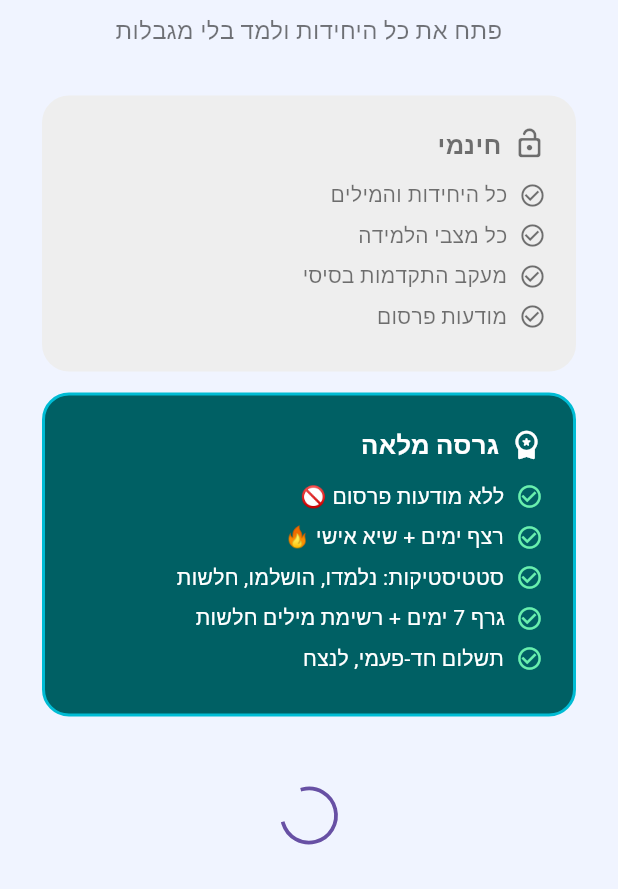
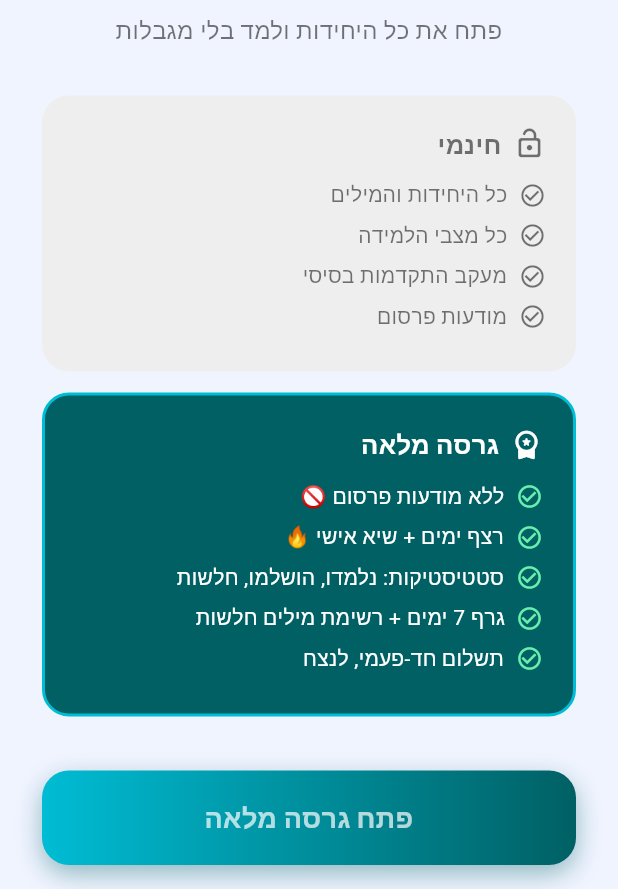
Before and after one commit to pappostudios/milometry, a Flutter app: the PaywallScreen screen opened directly, on a phone screen of 412 x 824 dp, the part 347-1236 px from its top. Run offline on Flutter 3.47's test engine with Material 3 defaults, Android fonts, the phone set to English and light mode, and no system bars; our stand-ins replace flutter_local_notifications, in_app_purchase, shared_preferences, timezone; accounts and stored records are empty; Roboto replaces fonts that are missing (Arial).

Commit message:
build 36: remove paywall spinner — button always visible, StoreKit 8s timeout
queryProductDetails hangs on iPadOS 26.5 causing indefinite spinner (builds
34 & 35 rejected). Fix: remove all spinner/loading logic from PaywallScreen;
button is always visible and shows price only when loaded. Added 8s timeout
to _loadProductDetails so the StoreKit call can never block indefinitely.

https://claude.ai/code/session_01FKwiBhUmeaQMCdTCU9kPDQ

```diff
--- a/lib/main.dart
+++ b/lib/main.dart
@@ -82,10 +82,15 @@ class PurchaseManager {
   }
 
   Future<void> _loadProductDetails() async {
+    try {
       final ProductDetailsResponse response = await InAppPurchase.instance
-        .queryProductDetails({kFullVersionProductId});
+          .queryProductDetails({kFullVersionProductId})
+          .timeout(const Duration(seconds: 8));
       if (response.productDetails.isNotEmpty) {
         _productDetails = response.productDetails.first;
+      }
+    } catch (_) {
+      // timed out or store unavailable — _productDetails stays null
     }
   }
 
@@ -3331,23 +3336,15 @@ class PaywallScreen extends StatefulWidget {
 
 class _PaywallScreenState extends State<PaywallScreen> {
   bool _isLoading = false;
-  bool _productLoadTimedOut = false;
-  Timer? _productLoadTimer;
 
   @override
   void initState() {
     super.initState();
     if (PurchaseManager().productDetails == null) {
-      _productLoadTimer = Timer(const Duration(seconds: 10), () {
-        if (mounted) setState(() => _productLoadTimedOut = true);
+      PurchaseManager().reloadProductDetails().then((_) {
+        if (mounted) setState(() {});
       });
     }
-  }
-
-  @override
-  void dispose() {
-    _productLoadTimer?.cancel();
-    super.dispose();
   }
 
   Future<void> _handlePurchase() async {
@@ -3457,28 +3454,7 @@ class _PaywallScreenState extends State<PaywallScreen> {
                 highlighted: true,
               ),
               const SizedBox(height: 36),
-              // כפתור רכישה
-              if (productDetails == null && !_productLoadTimedOut)
-                const SizedBox(
-                  height: 60,
-                  child: Center(
-                    child: CircularProgressIndicator(strokeWidth: 2.5),
-                  ),
-                )
-              else if (productDetails == null && _productLoadTimedOut)
-                SizedBox(
-                  width: double.infinity,
-                  height: 60,
-                  child: OutlinedButton(
-                    onPressed: () async {
-                      setState(() => _productLoadTimedOut = false);
-                      await PurchaseManager().reloadProductDetails();
-                      if (mounted) setState(() {});
-                    },
-                    child: const Text('טעינה מחדש'),
-                  ),
-                )
-              else
+              // כפתור רכישה — תמיד מוצג, המחיר מתעדכן כשנטען
               AnimatedButton(
                 onTap: _handlePurchase,
                 child: Container(
@@ -3511,7 +3487,9 @@ class _PaywallScreenState extends State<PaywallScreen> {
                           ),
                         )
                       : Text(
-                            'פתח גרסה מלאה — $priceText',
+                          priceText != '—'
+                              ? 'פתח גרסה מלאה — $priceText'
+                              : 'פתח גרסה מלאה',
                           textAlign: TextAlign.center,
                           style: const TextStyle(
                             color: Colors.white70,
--- a/pubspec.yaml
+++ b/pubspec.yaml
@@ -1,7 +1,7 @@
 name: psycho_app
 description: A new Flutter project.
 publish_to: 'none'
-version: 1.0.2+35
+version: 1.0.2+36
 
 environment:
   sdk: '>=3.0.0 <4.0.0'
```
Lines whose indentation alone changed are shown as unchanged.
